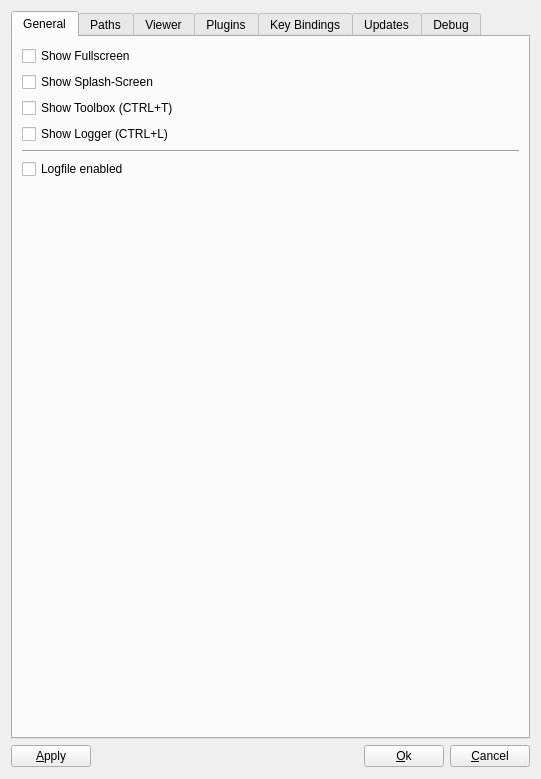
First picture: the form in OpenFlipper/widgets/optionsWidget/optionsWidget.ui, repository ShenRen/OpenFlipper, before the edit.
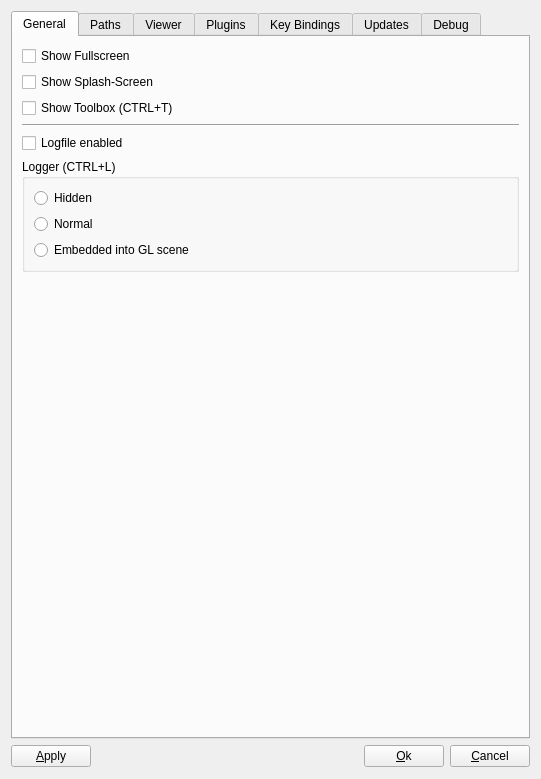
Second picture: the form after the edit. The open tabs and pages were chosen to show the change. Custom widgets are drawn as their Qt base class.

Commit message: Dennis:  Show all logger states in options dialog.

Diff of the .ui file:
```diff
--- a/OpenFlipper/widgets/optionsWidget/optionsWidget.ui
+++ b/OpenFlipper/widgets/optionsWidget/optionsWidget.ui
@@ -71,19 +71,6 @@
          </property>
         </widget>
        </item>
-       <item>
-        <widget class="QCheckBox" name="logger" >
-         <property name="toolTip" >
-          <string>Show the Logger window at the bottom</string>
-         </property>
-         <property name="statusTip" >
-          <string>Show the Logger window at the bottom</string>
-         </property>
-         <property name="text" >
-          <string>Show Logger (CTRL+L)</string>
-         </property>
-        </widget>
-       </item>
        <item>
         <widget class="Line" name="line" >
          <property name="orientation" >
@@ -104,6 +91,36 @@
          </property>
         </widget>
        </item>
+       <item>
+        <widget class="QGroupBox" name="groupBox_4" >
+         <property name="title" >
+          <string>Logger (CTRL+L)</string>
+         </property>
+         <layout class="QVBoxLayout" name="verticalLayout_13" >
+          <item>
+           <widget class="QRadioButton" name="loggerHidden" >
+            <property name="text" >
+             <string>Hidden</string>
+            </property>
+           </widget>
+          </item>
+          <item>
+           <widget class="QRadioButton" name="loggerNormal" >
+            <property name="text" >
+             <string>Normal</string>
+            </property>
+           </widget>
+          </item>
+          <item>
+           <widget class="QRadioButton" name="loggerInScene" >
+            <property name="text" >
+             <string>Embedded into GL scene</string>
+            </property>
+           </widget>
+          </item>
+         </layout>
+        </widget>
+       </item>
        <item>
         <spacer name="verticalSpacer" >
          <property name="orientation" >
```
Left out of the diff: 2 changed lines with no effect on the pictures. The commit also changes 1 other file.
